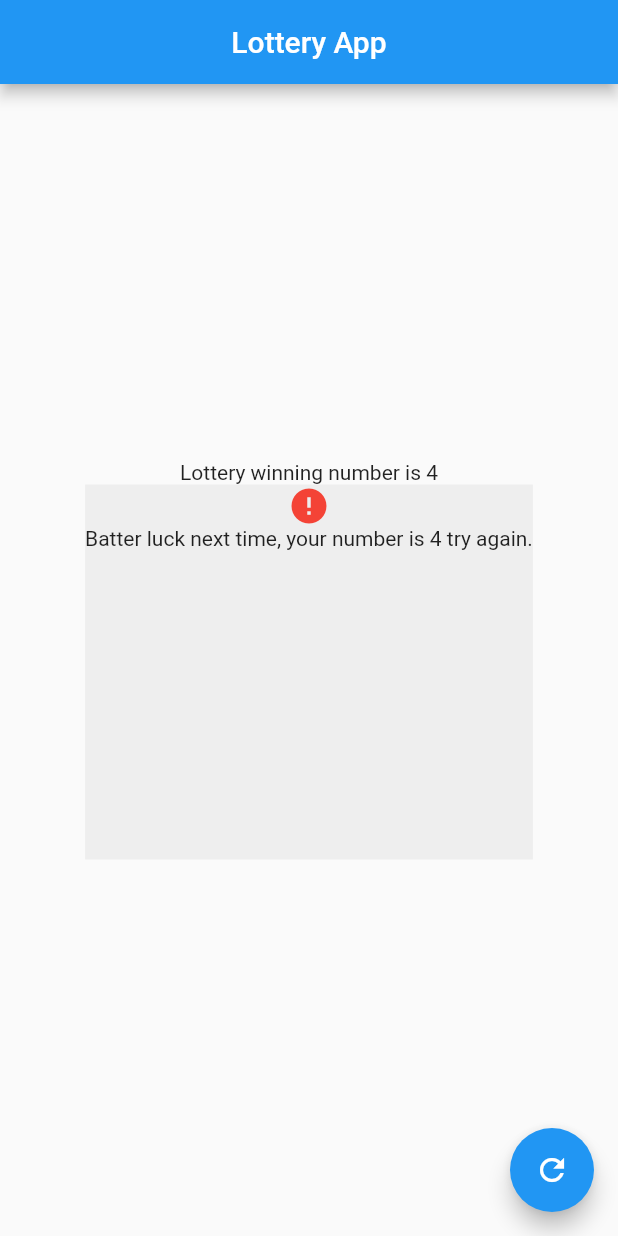
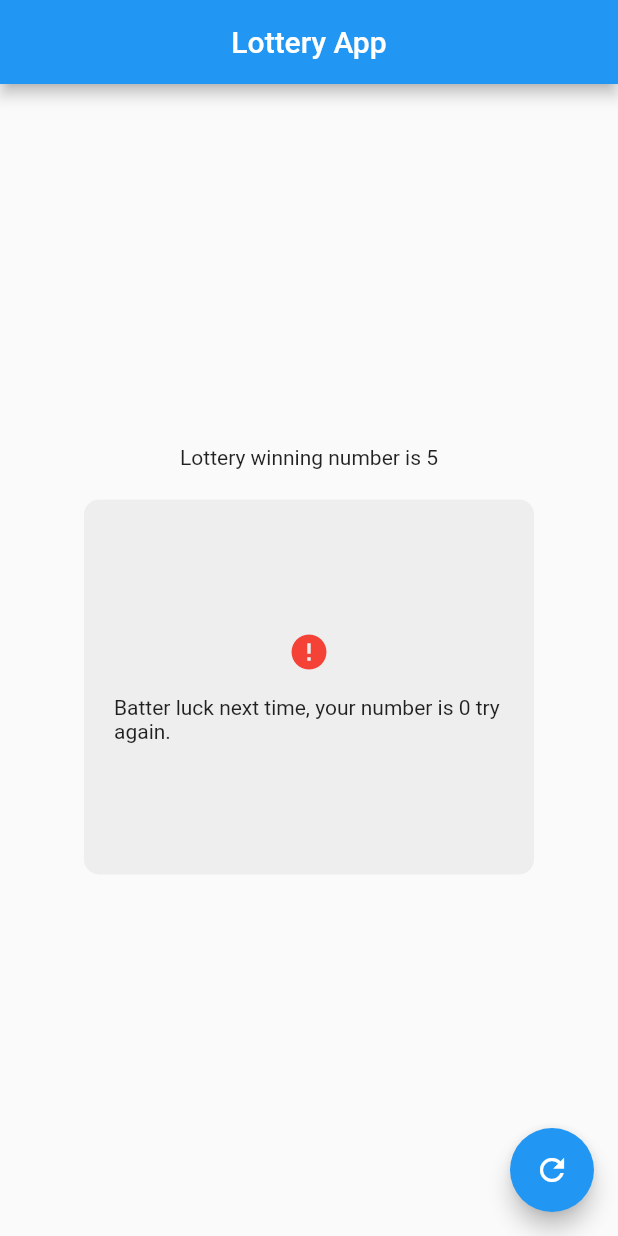
Before and after one commit to shakilkhan12/01-flutter-lottery-app, a Flutter app: the screen it shows after launch, on a phone screen of 412 x 824 dp. Run offline on Flutter 3.47's test engine with Material 2 defaults, Android fonts, the phone set to English and light mode, and no system bars.

Commit message:
last commit

```diff
--- a/lib/main.dart
+++ b/lib/main.dart
@@ -1,10 +1,11 @@
 import 'package:flutter/material.dart';
+import "dart:math";
 
 void main() {
   runApp(MyApp());
 }
 
-// https://youtu.be/ULg_aBP9TBI?list=PLFyjjoCMAPtxq8V9fuVmgsYKLNIKqSEV4&t=3305
+// https://youtu.be/ULg_aBP9TBI?list=PLFyjjoCMAPtxq8V9fuVmgsYKLNIKqSEV4&t=3601
 class MyApp extends StatefulWidget {
   const MyApp({super.key});
 
@@ -13,7 +14,8 @@ class MyApp extends StatefulWidget {
 }
 
 class _MyAppState extends State<MyApp> {
-  int x = 4;
+  Random random = Random();
+  int x = 0;
   @override
   Widget build(BuildContext context) {
     return MaterialApp(
@@ -25,27 +27,60 @@ class _MyAppState extends State<MyApp> {
           mainAxisAlignment: MainAxisAlignment.center,
           children: [
             Center(
-              child: Text('Lottery winning number is $x'),
+              child: Text('Lottery winning number is 5'),
             ),
+            const SizedBox(height: 20),
             Container(
               height: 250,
+              width: 300,
               decoration: BoxDecoration(
-                  color: Colors.grey.shade200,
+                color: x == 5 ? Colors.green.shade200 : Colors.grey.shade200,
+                borderRadius: BorderRadius.circular(10),
               ),
-                child: Column(
+              child: Padding(
+                padding: const EdgeInsets.all(20.0),
+                child: x == 5
+                    ? Column(
+                        mainAxisAlignment: MainAxisAlignment.center,
+                        children: [
+                          const Icon(
+                            Icons.done_all,
+                            color: Colors.green,
+                            size: 28,
+                          ),
+                          const SizedBox(
+                            height: 15,
+                          ),
+                          Text(
+                              'Congratulations you have won the lottery your winning number is $x')
+                        ],
+                      )
+                    : Column(
+                        mainAxisAlignment: MainAxisAlignment.center,
                         children: [
                           const Icon(
                             Icons.error,
                             color: Colors.red,
                             size: 28,
                           ),
-                    Text('Batter luck next time, your number is $x try again.')
-                  ],
-                ))
+                          const SizedBox(
+                            height: 15,
+                          ),
+                          Text(
+                              'Batter luck next time, your number is $x try again.')
                         ],
                       ),
-        floatingActionButton:
-            FloatingActionButton(onPressed: () {}, child: Icon(Icons.refresh)),
+              ),
+            )
+          ],
+        ),
+        floatingActionButton: FloatingActionButton(
+            onPressed: () {
+              print(random.nextInt(10));
+              x = random.nextInt(10);
+              setState(() {});
+            },
+            child: Icon(Icons.refresh)),
       ),
     );
   }
```
Lines whose indentation alone changed are shown as unchanged.
